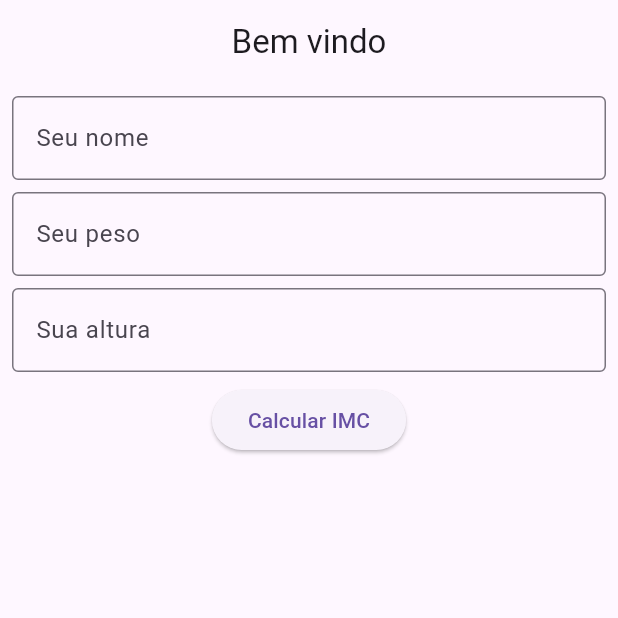
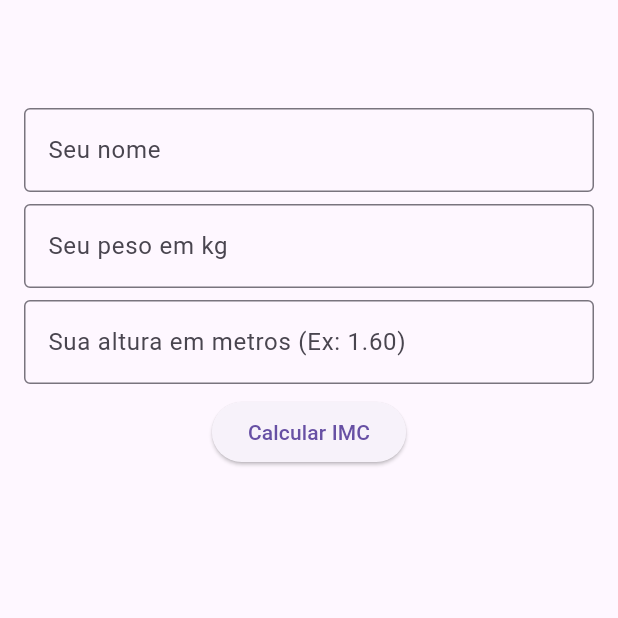
Before and after one commit to Destroier1945/calculadoraimc, a Flutter app: the screen it shows after launch, on a phone screen of 412 x 824 dp, the top half of it. Run offline on Flutter 3.47's test engine with Material 3 defaults, Android fonts, the phone set to English and light mode, and no system bars.

```diff
--- a/lib/main.dart
+++ b/lib/main.dart
@@ -9,7 +9,7 @@ void main() {
       child:MaterialApp(home: const HomePage(title: Text(''),),
   routes: <String, WidgetBuilder>{
   '/home': (BuildContext context) =>  const HomePage(title: Text('')),
-  '/result': (BuildContext context) =>  Result(title: Text(''))
+  '/result': (BuildContext context) =>  const Result(title: Text(''))
 
   },
   ),
--- a/lib/pages/homepage.dart
+++ b/lib/pages/homepage.dart
@@ -1,94 +1,123 @@
-
 import 'package:calculadoraimc/models/pessoa.dart';
 import 'package:flutter/material.dart';
+import 'package:flutter/services.dart';
 import 'package:provider/provider.dart';
 
 import '../utils/pessoa_data.dart';
 
 class HomePage extends StatefulWidget {
-   const HomePage({super.key, required Text title});
+  const HomePage({super.key, required this.title});
+
+  final Text title;
 
   @override
   State<HomePage> createState() => _HomePageState();
-
-
 }
 
 class _HomePageState extends State<HomePage> {
-
+  final _formKey = GlobalKey<FormState>();
   final _nomeController = TextEditingController();
   final _pesoController = TextEditingController();
   final _alturaController = TextEditingController();
 
   @override
-  void dispose(){
+  void dispose() {
     _nomeController.dispose();
     _pesoController.dispose();
     _alturaController.dispose();
     super.dispose();
   }
 
-void  _calculaImc(){
+  void _calculaImc() {
     String nome = _nomeController.text;
-    double peso = double.tryParse(_pesoController.text)??0;
-    double altura = double.tryParse(_alturaController.text)??0;
+    double peso = double.tryParse(_pesoController.text) ?? 0;
+    double altura = double.tryParse(_alturaController.text) ?? 0;
 
     double imc = peso / (altura * altura);
-    print(imc);
 
     Pessoa pessoa = Pessoa(nome: nome, altura: altura, peso: peso, imc: imc);
 
     Provider.of<PessoaData>(context, listen: false).setPessoa(pessoa);
 
     Navigator.pushNamed(context, '/result');
-
   }
-
 
   @override
   Widget build(BuildContext context) {
-    return SafeArea(
-      child: Scaffold(
-        appBar: AppBar(
-          title: const Text('Bem vindo',),centerTitle: true,
-        ),
-        body: Container(
-          padding: const EdgeInsets.all(8),
-          child:  Column(
+    return Scaffold(
+      appBar: AppBar(
+        title: widget.title,
+        centerTitle: true,
+      ),
+      body: Padding(
+        padding: const EdgeInsets.all(16),
+        child: Form(
+          key: _formKey,
+          child: Column(
             children: [
-              TextField(
+              TextFormField(
                 controller: _nomeController,
                 decoration: const InputDecoration(
-                  border: OutlineInputBorder(
-                  ),
+                  border: OutlineInputBorder(),
                   hintText: 'Seu nome',
-
                 ),
                 keyboardType: TextInputType.text,
+                validator: (value) {
+                  if (value!.isEmpty) {
+                    return 'Por favor, digite seu nome.';
+                  }
+                  return null;
+                },
               ),
-              const SizedBox(height: 8,),
-                TextField(
-                 controller: _pesoController,
-               decoration: InputDecoration(
-                 border: OutlineInputBorder(
-                 ),
-                 hintText: 'Seu peso',
+              const SizedBox(height: 8),
+              TextFormField(
+                controller: _pesoController,
+                decoration: const InputDecoration(
+                  border: OutlineInputBorder(),
+                  hintText: 'Seu peso em kg',
+                ),
+                keyboardType: const TextInputType.numberWithOptions(decimal: true),
+                inputFormatters: <TextInputFormatter>[
 
-               ),
-               keyboardType: TextInputType.number,
-             ),
-              const SizedBox(height: 8,),
-               TextField(
-                controller: _alturaController ,
-                decoration: InputDecoration(
+                  FilteringTextInputFormatter.allow(RegExp(r'[0-9.]')),
+                ],
+                validator: (value) {
+                  if (value!.isEmpty) {
+                    return 'Por favor, digite seu peso.';
+                  }
+                  return null;
+                },
+              ),
+              const SizedBox(height: 8),
+              TextFormField(
+                controller: _alturaController,
+                decoration: const InputDecoration(
                   border: OutlineInputBorder(),
-                  hintText: 'Sua altura'
+                  hintText: 'Sua altura em metros (Ex: 1.60)',
                 ),
+                keyboardType: const TextInputType.numberWithOptions(decimal: true),
+                inputFormatters: <TextInputFormatter>[
+                  FilteringTextInputFormatter.allow(RegExp(r'^\d+(\.\d{0,2})?$')),
+                ],
+                validator: (value) {
+                  if (value!.isEmpty) {
+                    return 'Por favor, digite sua altura.';
+                  }
+                  if (!RegExp(r'^\d{0,1}(\.\d{0,2})?$').hasMatch(value)) {
+                    return 'Formato de altura inválido (Ex: 1.60)';
+                  }
+                  return null;
+                },
               ),
-              const SizedBox(
-                height: 8,),
-              ElevatedButton(onPressed: _calculaImc,
-               child: const Text('Calcular IMC',))
+              const SizedBox(height: 8),
+              ElevatedButton(
+                onPressed: () {
+                  if (_formKey.currentState!.validate()) {
+                    _calculaImc();
+                  }
+                },
+                child: const Text('Calcular IMC'),
+              ),
             ],
           ),
         ),
```
Also changed, not shown: lib/pages/result.dart (+6 -14 lines), assets/result.jpeg (added), 7 other files.
